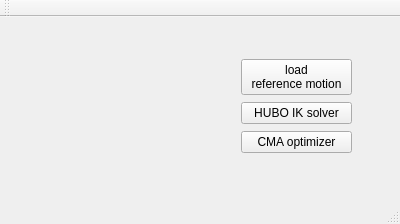
First picture: the form in HuboCma/hubomaincontroller.ui, repository hpgit/hubocma, before the edit.
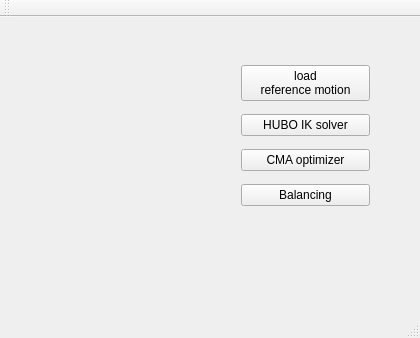
Second picture: the form after the edit.

Diff of the .ui file:
```diff
--- a/HuboCma/hubomaincontroller.ui
+++ b/HuboCma/hubomaincontroller.ui
@@ -6,8 +6,8 @@
    <rect>
     <x>0</x>
     <y>0</y>
-    <width>400</width>
-    <height>224</height>
+    <width>420</width>
+    <height>338</height>
    </rect>
   </property>
   <property name="windowTitle">
@@ -19,8 +19,8 @@
      <rect>
       <x>230</x>
       <y>30</y>
-      <width>133</width>
-      <height>121</height>
+      <width>151</width>
+      <height>181</height>
      </rect>
     </property>
     <layout class="QVBoxLayout" name="verticalLayout">
@@ -46,6 +46,13 @@
        </property>
       </widget>
      </item>
+     <item>
+      <widget class="QPushButton" name="balanceDlgBtn">
+       <property name="text">
+        <string>Balancing</string>
+       </property>
+      </widget>
+     </item>
     </layout>
    </widget>
   </widget>
```
Left out of the diff: 4 changed lines with no effect on the pictures.
